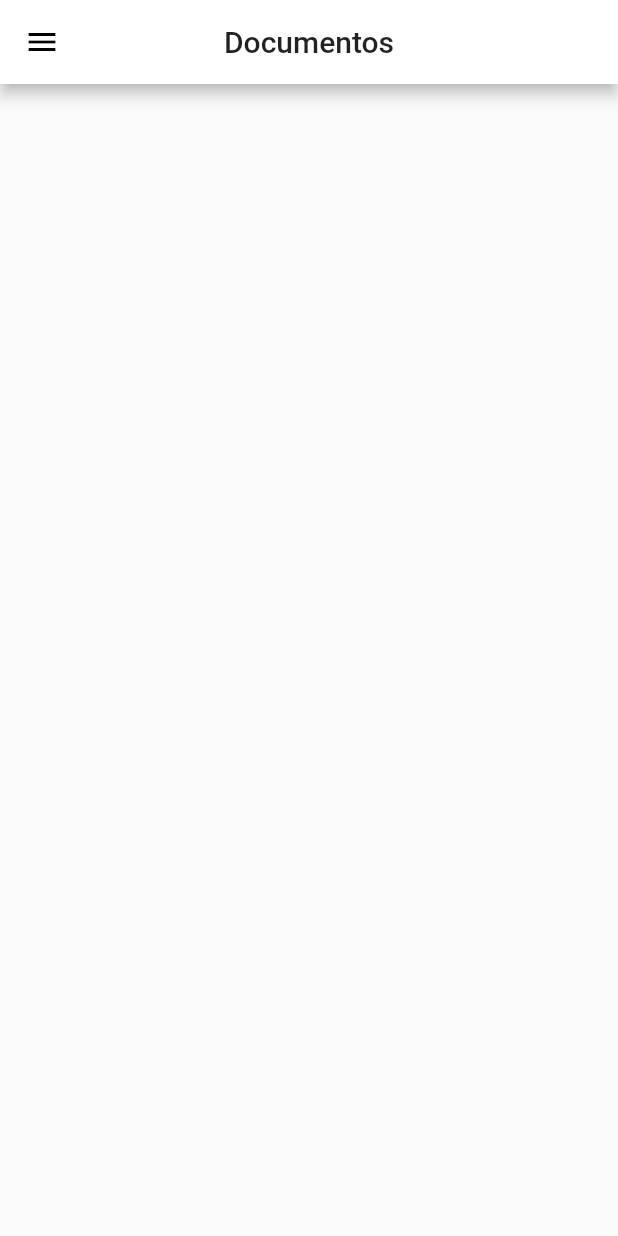
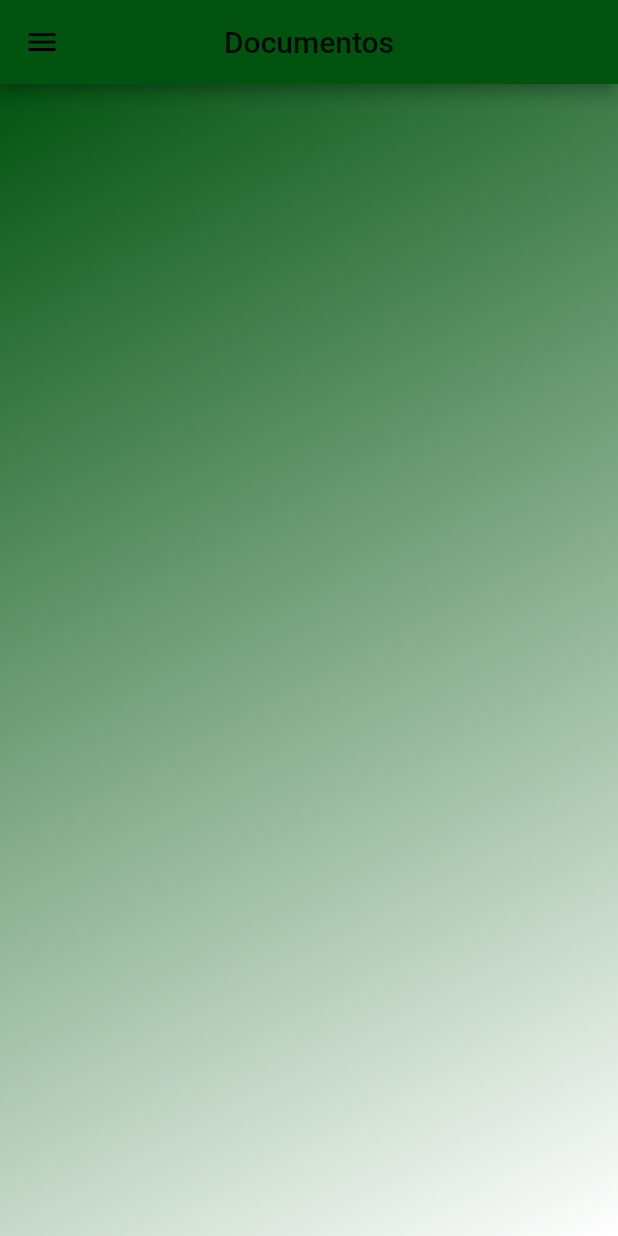
Before and after one commit to igorlimaaa/tadsNews, a Flutter app: the screen it shows after launch, swiped to page 3, on a phone screen of 412 x 824 dp. Run offline on Flutter 3.47's test engine with Material 2 defaults, Android fonts, the phone set to English and light mode, and no system bars; our stand-ins replace cloud_firestore, firebase_messaging, flutter_local_notifications, transparent_image, webview_flutter; accounts and stored records are empty.

Commit message:
1- Removendo arquivo não utilizado; 2- Ajustando o degrade da tela de documentos; 3- Mudando o tipo de retorno na tela de documentos para permitir o uso do degrade.

```diff
--- a/flutter_app/lib/screens/home_screen.dart
+++ b/flutter_app/lib/screens/home_screen.dart
@@ -3,8 +3,7 @@ import 'package:firebase_messaging/firebase_messaging.dart';
 import 'package:flutter/material.dart';
 
 import 'package:flutter_app/configs/notifications.dart';
-import 'package:flutter_app/tabs/documents.dart';
-import 'package:flutter_app/tabs/documents_tab2.dart';
+import 'package:flutter_app/tabs/documents_tab.dart';
 import 'package:flutter_app/tabs/home_tab.dart';
 import 'package:flutter_app/tabs/site_tab.dart';
 import 'package:flutter_app/widgets/custom_drawer.dart';
@@ -80,8 +79,9 @@ class _HomeScreenState extends State<HomeScreen> {
           appBar: AppBar(
             title: Text("Documentos"),
             centerTitle: true,
+            backgroundColor: Color.fromARGB(255, 2, 83, 16),
           ),
-          body: DocumentsTab2(),
+          body: DocumentsTab(),
           drawer: CustomDrawer(pageControler),
         ),
       ],
--- /dev/null
+++ b/flutter_app/lib/tabs/documents_tab.dart
@@ -0,0 +1,44 @@
+import 'package:cloud_firestore/cloud_firestore.dart';
+import 'package:flutter/material.dart';
+import 'package:flutter_app/tiles/documents_tile.dart';
+
+class DocumentsTab extends StatelessWidget {
+
+  Widget _buildDocumentsBack() =>
+      Container(
+        decoration: BoxDecoration(
+            gradient: LinearGradient(colors: [
+              Color.fromARGB(255, 2, 83, 16),
+              Colors.white
+            ], begin: Alignment.topLeft, end: Alignment.bottomRight)),
+      );
+
+  @override
+  Widget build(BuildContext context) {
+    return  Stack(
+        children: <Widget>[
+          _buildDocumentsBack(),
+          FutureBuilder<QuerySnapshot>(
+            future: Firestore.instance.collection("documents").getDocuments(),
+            builder: (context, snapshot) {
+              if (!snapshot.hasData)
+                return Center(
+                  child: CircularProgressIndicator(),
+                );
+              else {
+                var dividedTiles = ListTile.divideTiles(
+                    tiles: snapshot.data.documents.map((doc) {
+                      return DocumentsTitle(doc);
+                    }).toList(),
+                    color: Colors.grey[500])
+                    .toList();
+                return ListView(
+                  children: dividedTiles,
+                );
+              }
+            },
+          )
+        ],
+    );
+  }
+}
--- a/flutter_app/lib/tabs/documents_tab2.dart
+++ /dev/null
@@ -1,29 +0,0 @@
-import 'package:cloud_firestore/cloud_firestore.dart';
-import 'package:flutter/material.dart';
-import 'package:flutter_app/tiles/documents_tile.dart';
-
-class DocumentsTab2 extends StatelessWidget {
-  @override
-  Widget build(BuildContext context) {
-    return FutureBuilder<QuerySnapshot>(
-      future: Firestore.instance.collection("documents").getDocuments(),
-      builder: (context, snapshot) {
-        if (!snapshot.hasData)
-          return Center(
-            child: CircularProgressIndicator(),
-          );
-        else {
-          var dividedTiles = ListTile.divideTiles(
-                  tiles: snapshot.data.documents.map((doc) {
-                    return DocumentsTitle(doc);
-                  }).toList(),
-                  color: Colors.grey[500])
-              .toList();
-          return ListView(
-            children: dividedTiles,
-          );
-        }
-      },
-    );
-  }
-}
--- a/flutter_app/lib/tabs/home_tab.dart
+++ b/flutter_app/lib/tabs/home_tab.dart
@@ -29,7 +29,7 @@ class HomeTab extends StatelessWidget {
               backgroundColor: Colors.transparent,
               elevation: 0.0,
               flexibleSpace: FlexibleSpaceBar(
-                title: const Text("TADS - News"),
+                title: const Text(""),
                 centerTitle: true,
               ),
             ),
```
Also changed, not shown: flutter_app/lib/tabs/documents.dart (deleted, +0 -61 lines), flutter_app/lib/tiles/documents_tile.dart (+12 -2 lines).
